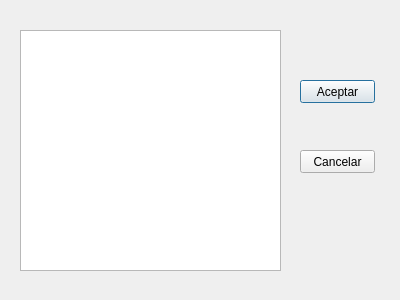
Old version of the form Sistema_de_Registro_de_Hotel/registro_habitacion.ui in the repository JeffersonFarCar/Sistema-de-Registro-de-Hotel.
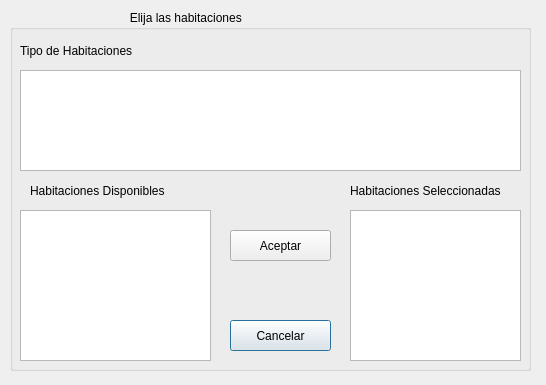
New version of the form.

Diff of the .ui file:
```diff
--- a/Sistema_de_Registro_de_Hotel/registro_habitacion.ui
+++ b/Sistema_de_Registro_de_Hotel/registro_habitacion.ui
@@ -6,48 +6,146 @@
    <rect>
     <x>0</x>
     <y>0</y>
-    <width>400</width>
-    <height>300</height>
+    <width>546</width>
+    <height>385</height>
    </rect>
   </property>
   <property name="windowTitle">
    <string>Dialog</string>
   </property>
-  <widget class="QTableWidget" name="RHTableWidget">
+  <widget class="QGroupBox" name="groupBox">
    <property name="geometry">
     <rect>
-     <x>20</x>
-     <y>30</y>
-     <width>261</width>
-     <height>241</height>
+     <x>10</x>
+     <y>10</y>
+     <width>521</width>
+     <height>361</height>
     </rect>
    </property>
-  </widget>
-  <widget class="QPushButton" name="AceptarRHButton">
-   <property name="geometry">
-    <rect>
-     <x>300</x>
-     <y>80</y>
-     <width>75</width>
-     <height>23</height>
-    </rect>
+   <property name="styleSheet">
+    <string notr="true">#groupBox{
+	font: 75 16pt &quot;Times New Roman&quot;;
+}</string>
    </property>
-   <property name="text">
-    <string>Aceptar</string>
+   <property name="title">
+    <string>                                    Elija las habitaciones                           </string>
    </property>
-  </widget>
-  <widget class="QPushButton" name="CancelarRHButton">
-   <property name="geometry">
-    <rect>
-     <x>300</x>
-     <y>150</y>
-     <width>75</width>
-     <height>23</height>
-    </rect>
-   </property>
-   <property name="text">
-    <string>Cancelar</string>
-   </property>
+   <widget class="QTableWidget" name="THtableWidget">
+    <property name="geometry">
+     <rect>
+      <x>10</x>
+      <y>200</y>
+      <width>191</width>
+      <height>151</height>
+     </rect>
+    </property>
+    <property name="cursor" stdset="0">
+     <cursorShape>PointingHandCursor</cursorShape>
+    </property>
+   </widget>
+   <widget class="QTableWidget" name="RHTableWidget">
+    <property name="geometry">
+     <rect>
+      <x>10</x>
+      <y>60</y>
+      <width>501</width>
+      <height>101</height>
+     </rect>
+    </property>
+    <property name="cursor" stdset="0">
+     <cursorShape>PointingHandCursor</cursorShape>
+    </property>
+   </widget>
+   <widget class="QLabel" name="label">
+    <property name="geometry">
+     <rect>
+      <x>10</x>
+      <y>30</y>
+      <width>181</width>
+      <height>21</height>
+     </rect>
+    </property>
+    <property name="styleSheet">
+     <string notr="true">font: 75 16pt &quot;Times New Roman&quot;;</string>
+    </property>
+    <property name="text">
+     <string>Tipo de Habitaciones</string>
+    </property>
+   </widget>
+   <widget class="QLabel" name="label_2">
+    <property name="geometry">
+     <rect>
+      <x>20</x>
+      <y>170</y>
+      <width>151</width>
+      <height>21</height>
+     </rect>
+    </property>
+    <property name="styleSheet">
+     <string notr="true">font: 75 12pt &quot;Times New Roman&quot;;</string>
+    </property>
+    <property name="text">
+     <string>Habitaciones Disponibles</string>
+    </property>
+   </widget>
+   <widget class="QPushButton" name="CancelarRHButton">
+    <property name="geometry">
+     <rect>
+      <x>220</x>
+      <y>310</y>
+      <width>101</width>
+      <height>31</height>
+     </rect>
+    </property>
+    <property name="styleSheet">
+     <string notr="true"/>
+    </property>
+    <property name="text">
+     <string>Cancelar</string>
+    </property>
+   </widget>
+   <widget class="QPushButton" name="AceptarRHButton">
+    <property name="geometry">
+     <rect>
+      <x>220</x>
+      <y>220</y>
+      <width>101</width>
+      <height>31</height>
+     </rect>
+    </property>
+    <property name="styleSheet">
+     <string notr="true"/>
+    </property>
+    <property name="text">
+     <string>Aceptar</string>
+    </property>
+   </widget>
+   <widget class="QListWidget" name="SHlistWidget">
+    <property name="geometry">
+     <rect>
+      <x>340</x>
+      <y>200</y>
+      <width>171</width>
+      <height>151</height>
+     </rect>
+    </property>
+   </widget>
+   <widget class="QLabel" name="label_3">
+    <property name="geometry">
+     <rect>
+      <x>340</x>
+      <y>170</y>
+      <width>171</width>
+      <height>21</height>
+     </rect>
+    </property>
+    <property name="styleSheet">
+     <string notr="true">font: 75 12pt &quot;Times New Roman&quot;;</string>
+    </property>
+    <property name="text">
+     <string>Habitaciones Seleccionadas</string>
+    </property>
+   </widget>
   </widget>
  </widget>
  <resources/>
```
